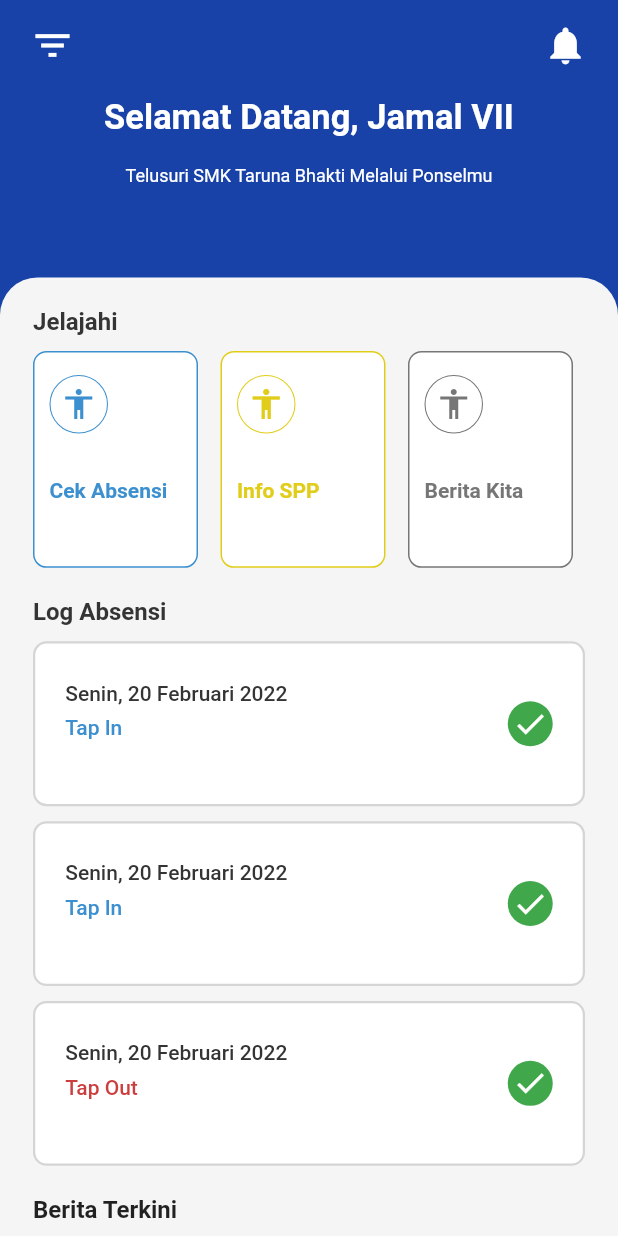
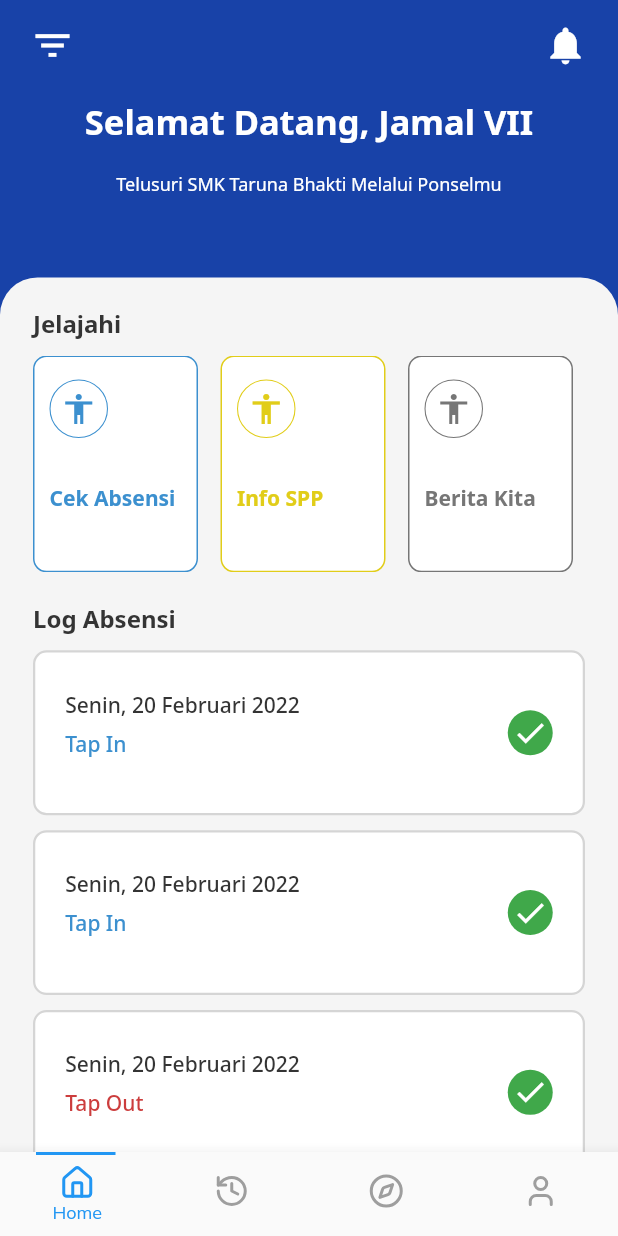
Before and after one commit to tsaqifmaulana444/Info-Tap, a Flutter app: the screen it shows after launch, after a tap on "Sign In", on a phone screen of 412 x 824 dp. Run offline on Flutter 3.47's test engine with Material 2 defaults, Android fonts, the phone set to English and light mode, and no system bars; our stand-ins replace google_fonts, lucide_icons.

Commit message:
feat: bottom navigation bar component

```diff
--- a/lib/components/absen/list_absen.dart
+++ b/lib/components/absen/list_absen.dart
@@ -54,7 +54,7 @@ class _AllAbsenState extends State<AllAbsen> {
                       child: Row(
                         children: [
                           const Text(
-                            "Cek Absensi",
+                            "Cek Abdsadassdensi",
                             style: TextStyle(
                                 color: Color(0xFF6E6E6E),
                                 fontSize: 20,
--- a/lib/components/login.dart
+++ b/lib/components/login.dart
@@ -1,4 +1,5 @@
 import 'package:absensi_mobile_app/home/home.dart';
+import 'package:absensi_mobile_app/layout/mainlayout.dart';
 import 'package:flutter/material.dart';
 
 class Login extends StatefulWidget {
@@ -196,7 +197,7 @@ class _LoginState extends State<Login> {
                               onPressed: () {
                                 Navigator.pushReplacement(
                                   context,
-                                  MaterialPageRoute(builder: (context) => Home()),
+                                  MaterialPageRoute(builder: (context) => mainLayout()),
                                 );
                               },
                               style: ButtonStyle(
--- /dev/null
+++ b/lib/data/data.dart
@@ -0,0 +1,10 @@
+import 'package:flutter/material.dart';
+import 'package:lucide_icons/lucide_icons.dart';
+
+
+List<IconData> listOfIcons = [
+  LucideIcons.home,
+  LucideIcons.history,
+  LucideIcons.compass,
+  LucideIcons.user,
+];
--- a/lib/home/home.dart
+++ b/lib/home/home.dart
@@ -3,7 +3,7 @@ import 'package:absensi_mobile_app/components/news/all_news.dart';
 import 'package:flutter/material.dart';
 
 class Home extends StatefulWidget {
-  const Home({Key? key}) : super(key: key);
+  const Home({super.key});
 
   @override
   State<Home> createState() => _HomeState();
@@ -12,13 +12,10 @@ class Home extends StatefulWidget {
 class _HomeState extends State<Home> {
   @override
   Widget build(BuildContext context) {
-    return MaterialApp(
-      debugShowCheckedModeBanner: false,
-      home: SafeArea(
-        child: Scaffold(
+    return Scaffold(
         backgroundColor: const Color(0xFFF5F5F5),
-          body: SingleChildScrollView(
-              scrollDirection: Axis.vertical,
+      body: SafeArea(
+      child: SingleChildScrollView(
             child: Stack(
               children: [
                 Container(
@@ -223,7 +220,8 @@ class _HomeState extends State<Home> {
                                     borderRadius: BorderRadius.circular(9),
                                   ),
                                   child: Column(
-                                      crossAxisAlignment: CrossAxisAlignment.start,
+                                    crossAxisAlignment:
+                                        CrossAxisAlignment.start,
                                     children: [
                                       Container(
                                         margin: const EdgeInsets.fromLTRB(
@@ -522,7 +520,8 @@ class _HomeState extends State<Home> {
                               children: [
                                 Container(
                                   width: MediaQuery.of(context).size.width,
-                                    height: MediaQuery.of(context).size.height / 4.8,
+                                  height:
+                                      MediaQuery.of(context).size.height / 4.8,
                                   decoration: BoxDecoration(
                                     color: Colors.blue,
                                     borderRadius: BorderRadius.circular(9),
@@ -534,8 +533,7 @@ class _HomeState extends State<Home> {
                                     "Siapapun Capresnya, Jangan Pilih Ganjar",
                                     style: TextStyle(
                                         fontSize: 15,
-                                          fontWeight: FontWeight.w500
-                                        ),
+                                        fontWeight: FontWeight.w500),
                                   ),
                                 ),
                                 Container(
@@ -545,8 +543,7 @@ class _HomeState extends State<Home> {
                                     style: TextStyle(
                                         color: Color(0xFF6D6D6D),
                                         fontSize: 13,
-                                          fontWeight: FontWeight.w400
-                                      ),
+                                        fontWeight: FontWeight.w400),
                                   ),
                                 ),
                                 Container(
@@ -558,21 +555,23 @@ class _HomeState extends State<Home> {
                                         style: TextStyle(
                                             color: Color(0xFF6D6D6D),
                                             fontSize: 13,
-                                              fontWeight: FontWeight.w400
+                                            fontWeight: FontWeight.w400),
                                       ),
+                                      Padding(
+                                        padding:
+                                            EdgeInsets.symmetric(horizontal: 6),
+                                        child: Icon(
+                                          Icons.circle,
+                                          size: 7,
+                                          color: Color(0xFF6D6D6D),
                                         ),
-
-                                        Padding(
-                                          padding: EdgeInsets.symmetric(horizontal: 6),
-                                          child: Icon(Icons.circle, size: 7, color: Color(0xFF6D6D6D),),
                                       ),
                                       Text(
                                         "20 Februari 2022",
                                         style: TextStyle(
                                             color: Color(0xFF6D6D6D),
                                             fontSize: 13,
-                                              fontWeight: FontWeight.w400
-                                          ),
+                                            fontWeight: FontWeight.w400),
                                       ),
                                     ],
                                   ),
@@ -580,17 +579,18 @@ class _HomeState extends State<Home> {
                               ],
                             ),
                             Container(
-                                  margin: const EdgeInsets.symmetric(vertical: 20),
+                                margin:
+                                    const EdgeInsets.symmetric(vertical: 20),
                                 color: const Color(0xFFD5D5D5),
                                 width: MediaQuery.of(context).size.width,
-                                height: 1
-                              ),
+                                height: 1),
                             Column(
                               crossAxisAlignment: CrossAxisAlignment.start,
                               children: [
                                 Container(
                                   width: MediaQuery.of(context).size.width,
-                                    height: MediaQuery.of(context).size.height / 4.8,
+                                  height:
+                                      MediaQuery.of(context).size.height / 4.8,
                                   decoration: BoxDecoration(
                                     color: Colors.blue,
                                     borderRadius: BorderRadius.circular(9),
@@ -602,8 +602,7 @@ class _HomeState extends State<Home> {
                                     "Siapapun Capresnya, Jangan Pilih Ganjar",
                                     style: TextStyle(
                                         fontSize: 15,
-                                          fontWeight: FontWeight.w500
-                                      ),
+                                        fontWeight: FontWeight.w500),
                                   ),
                                 ),
                                 Container(
@@ -613,8 +612,7 @@ class _HomeState extends State<Home> {
                                     style: TextStyle(
                                         color: Color(0xFF6D6D6D),
                                         fontSize: 13,
-                                          fontWeight: FontWeight.w400
-                                      ),
+                                        fontWeight: FontWeight.w400),
                                   ),
                                 ),
                                 Container(
@@ -626,20 +624,23 @@ class _HomeState extends State<Home> {
                                         style: TextStyle(
                                             color: Color(0xFF6D6D6D),
                                             fontSize: 13,
-                                              fontWeight: FontWeight.w400
-                                          ),
+                                            fontWeight: FontWeight.w400),
                                       ),
                                       Padding(
-                                          padding: EdgeInsets.symmetric(horizontal: 6),
-                                          child: Icon(Icons.circle, size: 7, color: Color(0xFF6D6D6D),),
+                                        padding:
+                                            EdgeInsets.symmetric(horizontal: 6),
+                                        child: Icon(
+                                          Icons.circle,
+                                          size: 7,
+                                          color: Color(0xFF6D6D6D),
+                                        ),
                                       ),
                                       Text(
                                         "20 Februari 2022",
                                         style: TextStyle(
                                             color: Color(0xFF6D6D6D),
                                             fontSize: 13,
-                                              fontWeight: FontWeight.w400
-                                          ),
+                                            fontWeight: FontWeight.w400),
                                       ),
                                     ],
                                   ),
@@ -647,18 +648,18 @@ class _HomeState extends State<Home> {
                               ],
                             ),
                             Container(
-                                  margin: const EdgeInsets.symmetric(vertical: 20),
+                                margin:
+                                    const EdgeInsets.symmetric(vertical: 20),
                                 color: const Color(0xFFD5D5D5),
                                 width: MediaQuery.of(context).size.width,
-                                  height: 1
-                              ),
+                                height: 1),
                             const Text(
                               "Baca Lebih Lengkap Di Halaman Berita Kita",
                               style: TextStyle(
                                   color: Color(0xFF6D6D6D),
                                   fontSize: 13,
-                                    fontWeight: FontWeight.w400
-                                ),)
+                                  fontWeight: FontWeight.w400),
+                            )
                           ],
                         )
                       ],
@@ -668,7 +669,6 @@ class _HomeState extends State<Home> {
               ],
             )),
       ),
-      ),
     );
     }
 }
--- /dev/null
+++ b/lib/layout/mainlayout.dart
@@ -0,0 +1,110 @@
+import 'package:absensi_mobile_app/components/absen/detail_absen.dart';
+import 'package:absensi_mobile_app/components/absen/list_absen.dart';
+import 'package:absensi_mobile_app/components/news/all_news.dart';
+import 'package:absensi_mobile_app/data/data.dart';
+import 'package:flutter/material.dart';
+import 'package:flutter/services.dart';
+import 'package:google_fonts/google_fonts.dart';
+// file
+import '../home/home.dart';
+
+class mainLayout extends StatefulWidget {
+  const mainLayout({super.key});
+
+  @override
+  State<mainLayout> createState() => _mainLayoutState();
+}
+
+class _mainLayoutState extends State<mainLayout> with WidgetsBindingObserver {
+  @override
+  void initState() {
+    super.initState();
+    _currentIndex = 0;
+    WidgetsBinding.instance!.addObserver(this);
+    SystemChrome.setPreferredOrientations([
+      DeviceOrientation.portraitUp,
+      DeviceOrientation.portraitDown,
+    ]);
+  }
+
+  int _currentIndex = 0;
+
+  final List<String> _titles = [
+    'Home',
+    'Opsi 2',
+    'Opsi 3',
+    'Opsi 4',
+  ];
+
+  final List<Widget> _screens = [
+    const Home(),
+    const AllAbsen(),
+    const AllNews(),
+    const DetailAbsen(),
+  ];
+
+  Widget build(BuildContext context) {
+    return Scaffold(
+        resizeToAvoidBottomInset: true,
+      body: SafeArea(
+        child: IndexedStack(
+          index: _currentIndex,
+          children: _screens,
+        ),
+      ),
+      bottomNavigationBar: PreferredSize(
+        preferredSize: const Size.fromHeight(kBottomNavigationBarHeight + 5),
+        child: Stack(
+          alignment: Alignment.bottomCenter,
+          children: [
+            BottomNavigationBar(
+              type: BottomNavigationBarType.fixed,
+              showSelectedLabels:
+                  true,
+              showUnselectedLabels:
+                  false,
+              selectedItemColor: Colors.blue,
+              unselectedItemColor: Colors.grey,
+              selectedLabelStyle: GoogleFonts.mulish(
+                color: Colors.blue,
+                fontSize: 12,
+              ),
+              onTap: (index) {
+                setState(() {
+                  _currentIndex = index;
+                });
+              },
+              currentIndex: _currentIndex,
+              items: List.generate(
+                _screens.length,
+                (index) {
+                  return BottomNavigationBarItem(
+                    icon: Icon(
+                      listOfIcons[index],
+                      color: _currentIndex == index ? Colors.blue : Colors.grey,
+                    ),
+                    label: _titles[index],
+                  );
+                },
+              ),
+            ),
+            AnimatedPositioned(
+              duration: const Duration(
+                  milliseconds: 300), // Adjust duration as needed
+              left: _currentIndex *
+                      (MediaQuery.of(context).size.width / _screens.length) +
+                  24.0, // Account for margin
+              top: 0,
+              child: Container(
+                width: MediaQuery.of(context).size.width / _screens.length -
+                    50.0, // Account for margin
+                height: 2, // Height of the underline
+                color: Colors.blue, // Color of the underline
+              ),
+            ),
+          ],
+        ),
+      ),
+    );
+  }
+}
--- a/pubspec.yaml
+++ b/pubspec.yaml
@@ -36,6 +36,7 @@ dependencies:
   # Use with the CupertinoIcons class for iOS style icons.
   cupertino_icons: ^1.0.2
   google_fonts: ^6.1.0
+  lucide_icons: ^0.257.0
 
 dev_dependencies:
   flutter_test:
@@ -60,8 +61,8 @@ flutter:
   uses-material-design: true
 
   # To add assets to your application, add an assets section, like this:
-  assets:
-    - assets/images/
+  # assets:
+    # - assets/images/
 
   # An image asset can refer to one or more resolution-specific "variants", see
   # https://flutter.dev/assets-and-images/#resolution-aware
```
Also changed, not shown: pubspec.lock. Lines whose indentation alone changed are shown as unchanged.
